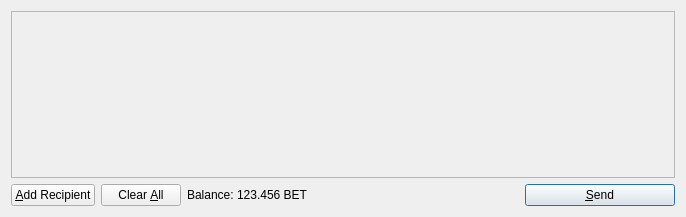
Old version of the form src/qt/forms/sendcoinsdialog.ui in the repository betcoinproject/betcoin.
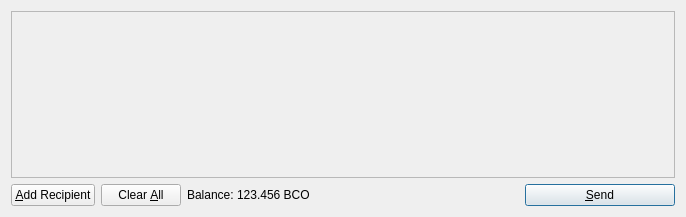
New version of the form. Icons and pictures are not drawn.

The edit to the form file:
```diff
--- a/src/qt/forms/sendcoinsdialog.ui
+++ b/src/qt/forms/sendcoinsdialog.ui
@@ -119,7 +119,7 @@
           <cursorShape>IBeamCursor</cursorShape>
          </property>
          <property name="text">
-          <string>123.456 BET</string>
+          <string>123.456 BCO</string>
          </property>
          <property name="textInteractionFlags">
           <set>Qt::LinksAccessibleByMouse|Qt::TextSelectableByKeyboard|Qt::TextSelectableByMouse</set>
```
